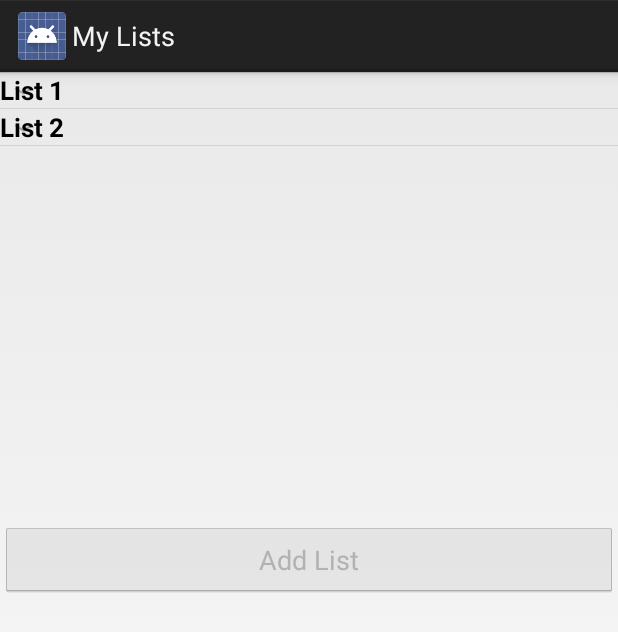
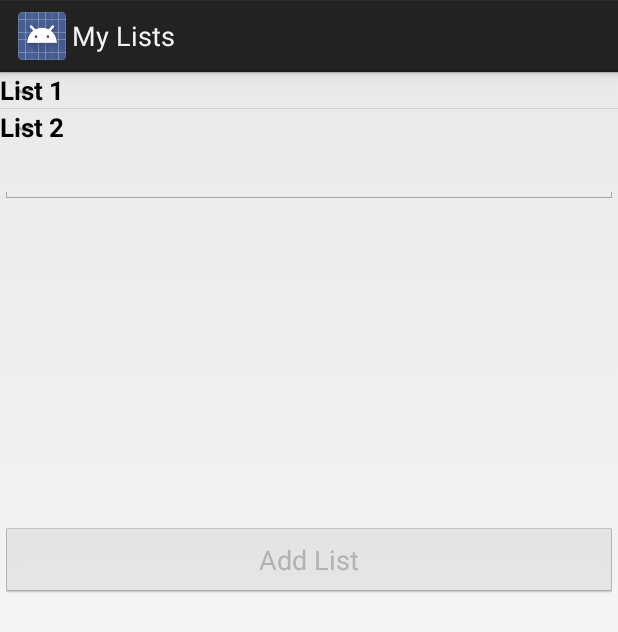
Before and after one commit to MitchStephan/Sync-Lists, an Android app: the ListsActivity screen opened directly, with no data from a screen before it, after a tap on "Add List", on a phone screen of 412 x 824 dp. Shown: the top 632 px of the screen. Run offline under Robolectric (Android 15) with nearby library versions, the phone set to English and light mode, and no system bars.

Commit message:
add list button now adds edittext beneath expandable list view

```diff
--- a/Android/SyncLists/app/src/main/res/layout/activity_sync_lists_lists.xml
+++ b/Android/SyncLists/app/src/main/res/layout/activity_sync_lists_lists.xml
@@ -5,13 +5,14 @@
     android:layout_height="match_parent">
 
     <LinearLayout
+        android:orientation="vertical"
         android:layout_height="300dp"
         android:layout_width="match_parent"
         android:id="@+id/lists_layout">
 
         <ExpandableListView
             android:id="@+id/lists"
-            android:layout_height="200dp"
+            android:layout_height="wrap_content"
             android:layout_width="match_parent"/>
 
     </LinearLayout>
```
